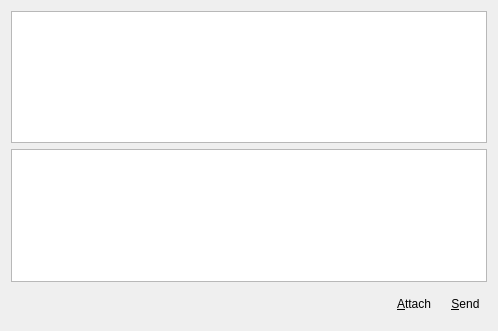
The window that ui/chatdialog.ui (shaan7/Kapotah) describes before a commit, drawn with Qt 5.
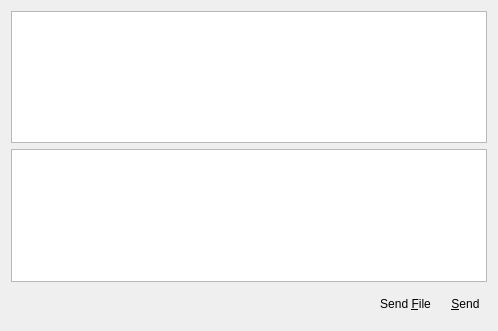
The same window after the commit. Icons and pictures are not drawn.

Commit message: made attach button functional. made some improvement to notifications.

Diff of the .ui file:
```diff
--- a/ui/chatdialog.ui
+++ b/ui/chatdialog.ui
@@ -57,7 +57,7 @@
        <item>
         <widget class="QToolButton" name="attachmentButton">
          <property name="text">
-          <string>&amp;Attach</string>
+          <string>Send &amp;File</string>
          </property>
          <property name="icon">
           <iconset resource="../systray.qrc">
```
Left out of the diff: 2 changed lines with no effect on the pictures. The commit also changes 4 other files.
